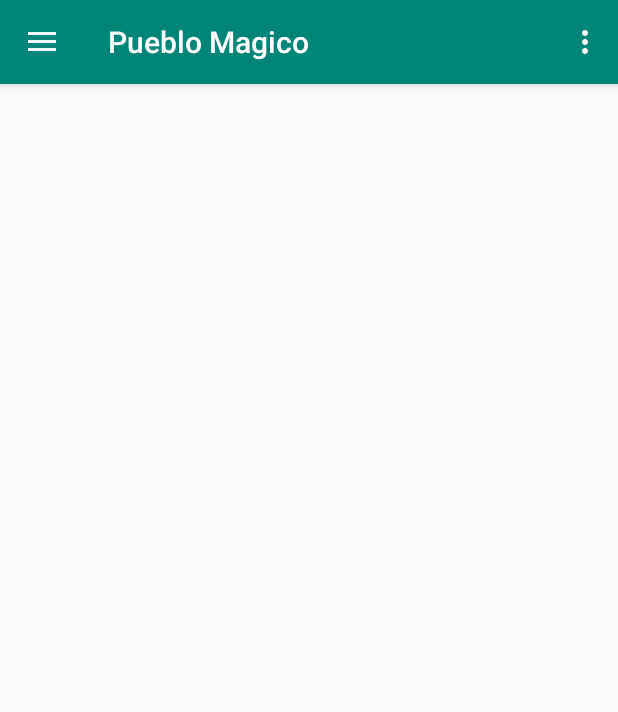
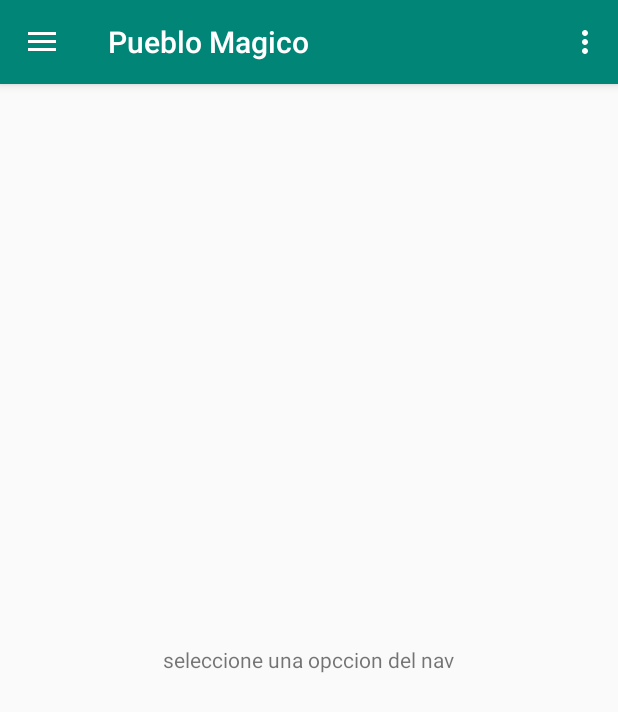
Before and after one commit to Tlakua/PueblApp, an Android app: the screen it shows after launch (MainActivity), on a phone screen of 412 x 824 dp. Shown: the top 712 px of the screen. Run offline under Robolectric (Android 15) with nearby library versions, the phone set to English and light mode, and no system bars.

Commit message:
Adaptacion de textos
logo, strings, menus

```diff
--- a/Android/app/src/main/AndroidManifest.xml
+++ b/Android/app/src/main/AndroidManifest.xml
@@ -23,8 +23,7 @@
         <activity
             android:name=".MainActivity"
             android:label="@string/app_name"
-            android:theme="@style/AppTheme.NoActionBar">
-        </activity>
+            android:theme="@style/AppTheme.NoActionBar"></activity>
     </application>
 
 </manifest>
--- a/Android/app/src/main/res/layout/content_main.xml
+++ b/Android/app/src/main/res/layout/content_main.xml
@@ -1,12 +1,22 @@
 <?xml version="1.0" encoding="utf-8"?>
-<android.support.constraint.ConstraintLayout xmlns:android="http://schemas.android.com/apk/res/android"
+<LinearLayout
+    xmlns:android="http://schemas.android.com/apk/res/android"
     xmlns:app="http://schemas.android.com/apk/res-auto"
     xmlns:tools="http://schemas.android.com/tools"
     android:layout_width="match_parent"
     android:layout_height="match_parent"
+    android:orientation="vertical"
+    android:gravity="center"
     app:layout_behavior="@string/appbar_scrolling_view_behavior"
     tools:context=".MainActivity"
     tools:showIn="@layout/app_bar_main">
 
+    <TextView
+        android:id="@+id/tv_mensaje"
+        android:layout_width="wrap_content"
+        android:layout_height="wrap_content"
+        android:text="seleccione una opccion del nav"
+        tools:ignore="Missi ngConstraints" />
 
-</android.support.constraint.ConstraintLayout>
+
+</LinearLayout>
--- a/Android/app/src/main/res/menu/activity_main_drawer.xml
+++ b/Android/app/src/main/res/menu/activity_main_drawer.xml
@@ -5,33 +5,33 @@
 
     <group android:checkableBehavior="single">
         <item
-            android:id="@+id/nav_camera"
+            android:id="@+id/nav_menu1"
             android:icon="@drawable/ic_menu_camera"
-            android:title="Import" />
+            android:title="@string/title_menu1" />
         <item
-            android:id="@+id/nav_gallery"
+            android:id="@+id/nav_menu2"
             android:icon="@drawable/ic_menu_gallery"
-            android:title="Gallery" />
+            android:title="@string/title_menu2" />
         <item
-            android:id="@+id/nav_slideshow"
+            android:id="@+id/nav_menu3"
             android:icon="@drawable/ic_menu_slideshow"
-            android:title="Slideshow" />
+            android:title="@string/title_menu3" />
         <item
-            android:id="@+id/nav_manage"
+            android:id="@+id/nav_config"
             android:icon="@drawable/ic_menu_manage"
-            android:title="Tools" />
+            android:title="@string/title_configuracion" />
     </group>
 
-    <item android:title="Communicate">
+    <item android:title="@string/title_comunicacion">
         <menu>
             <item
-                android:id="@+id/nav_share"
+                android:id="@+id/nav_compartir"
                 android:icon="@drawable/ic_menu_share"
-                android:title="Share" />
+                android:title="@string/title_compartir" />
             <item
-                android:id="@+id/nav_send"
+                android:id="@+id/nav_acerca"
                 android:icon="@drawable/ic_menu_send"
-                android:title="Send" />
+                android:title="@string/title_acerca" />
         </menu>
     </item>
 
--- a/Android/app/src/main/res/menu/main.xml
+++ b/Android/app/src/main/res/menu/main.xml
@@ -4,6 +4,6 @@
     <item
         android:id="@+id/action_settings"
         android:orderInCategory="100"
-        android:title="@string/action_settings"
+        android:title="@string/title_configuracion"
         app:showAsAction="never" />
 </menu>
--- a/Android/app/src/main/res/values/strings.xml
+++ b/Android/app/src/main/res/values/strings.xml
@@ -2,6 +2,14 @@
     <string name="app_name">Pueblo Magico</string>
 
     <string name="title_burrosBlancos">Burros Blancos</string>
+
+    <string name="title_menu1">por verse</string>
+    <string name="title_menu2">por verse</string>
+    <string name="title_menu3">por verse</string>
+    <string name="title_configuracion">Configuracion</string>
+    <string name="title_compartir">Compartir</string>
+    <string name="title_acerca">Acerca de</string>
+    <string name="title_comunicacion">Comunicacion</string>
 
 
     <string name="navigation_drawer_open">Open navigation drawer</string>
```
Also changed, not shown: Android/app/src/main/java/com/example/pueblomagico/MainActivity.java (+31 -24 lines).
